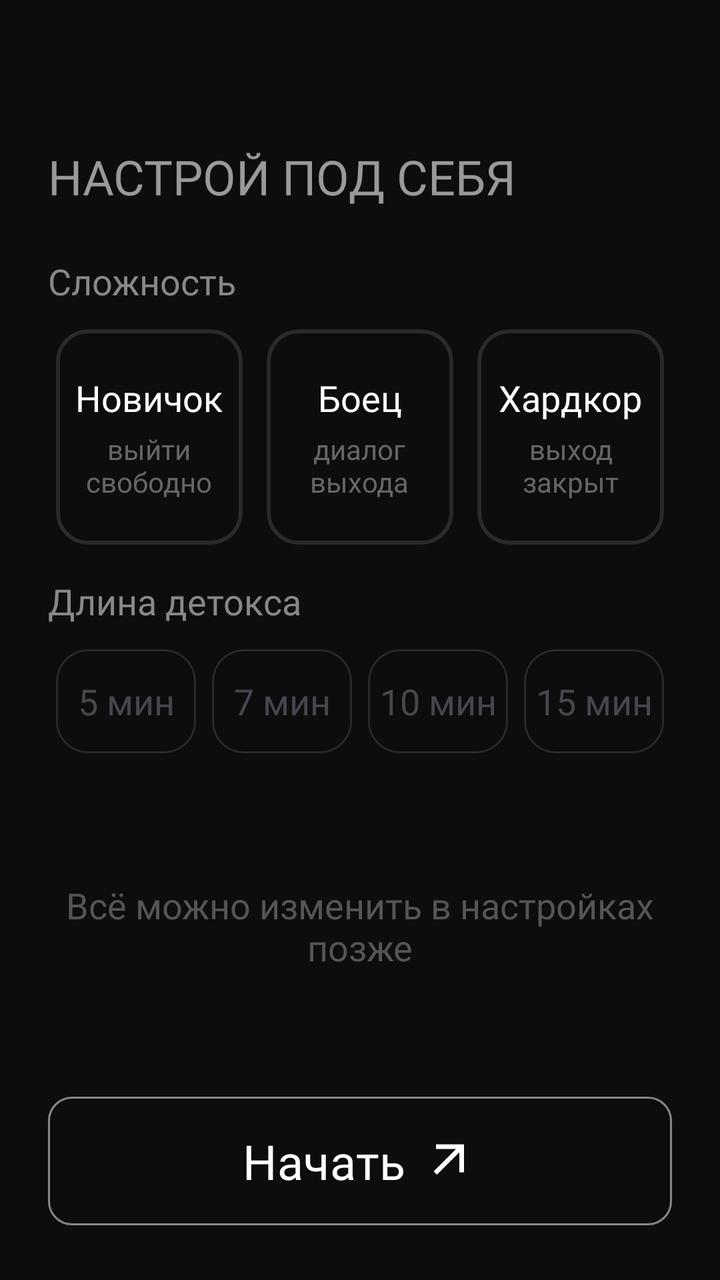
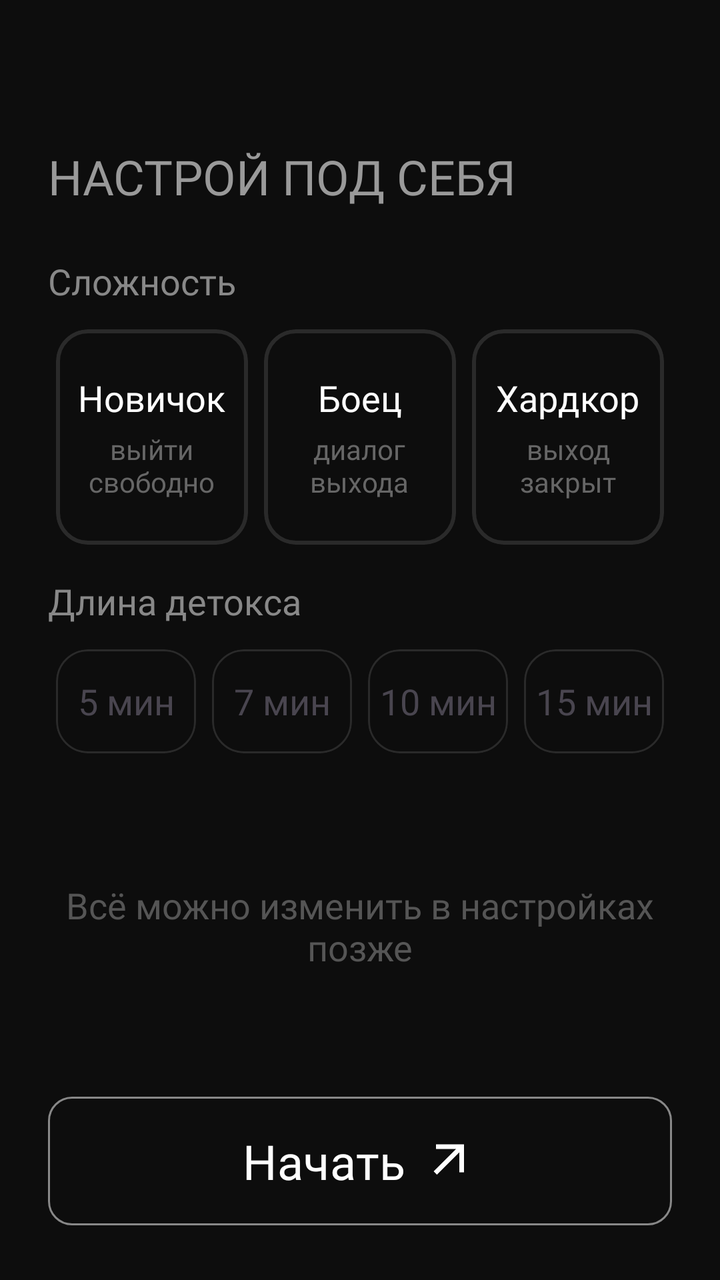

Before-and-after screenshots of an Android layout around one commit, followed by the original layout XML and the change that was made.
<!-- AndroidManifest.xml: application theme Theme.BoredomFocus -->
<!-- res/layout/onboarding_fragment_third.xml -->
<?xml version="1.0" encoding="utf-8"?>
<androidx.constraintlayout.widget.ConstraintLayout xmlns:android="http://schemas.android.com/apk/res/android"
    xmlns:app="http://schemas.android.com/apk/res-auto"
    xmlns:tools="http://schemas.android.com/tools"
    android:id="@+id/onboarding3"
    android:layout_width="match_parent"
    android:layout_height="match_parent"
    android:background="#0D0D0D"
    android:padding="24dp">

    <TextView
        android:id="@+id/tvOnboarding3Title"
        android:layout_width="wrap_content"
        android:layout_height="wrap_content"
        android:fontFamily="@font/inter_medium"
        android:text="Настрой под себя"
        android:textAllCaps="true"
        android:textColor="#999999"
        android:textSize="24sp"
        android:layout_marginTop="48dp"
        app:layout_constraintStart_toStartOf="parent"
        app:layout_constraintTop_toTopOf="parent" />

    <TextView
        android:id="@+id/tvOnboarding3Difficulty"
        android:layout_width="wrap_content"
        android:layout_height="wrap_content"
        android:text="Сложность"
        android:fontFamily="@font/inter_regular"
        android:textSize="18sp"
        android:textColor="#888888"
        android:layout_marginTop="24dp"
        android:paddingBottom="8dp"
        app:layout_constraintStart_toStartOf="parent"
        app:layout_constraintTop_toBottomOf="@+id/tvOnboarding3Title" />

    <LinearLayout
        android:id="@+id/llSettingsDifficultyButtons"
        android:layout_width="0dp"
        android:layout_height="wrap_content"
        android:orientation="horizontal"
        android:paddingHorizontal="4dp"
        android:paddingVertical="4dp"
        app:layout_constraintEnd_toEndOf="parent"
        app:layout_constraintStart_toStartOf="parent"
        app:layout_constraintTop_toBottomOf="@+id/tvOnboarding3Difficulty">

        <com.google.android.material.card.MaterialCardView
            android:id="@+id/cardDifficultyBeginner"
            android:layout_width="0dp"
            android:layout_height="wrap_content"
            android:layout_weight="1"
            app:cardBackgroundColor="@android:color/transparent"
            app:cardCornerRadius="16dp"
            app:strokeColor="@color/card_unselected"
            app:strokeWidth="2dp">

            <LinearLayout
                android:layout_width="match_parent"
                android:layout_height="match_parent"
                android:gravity="center"
                android:orientation="vertical"
                android:paddingVertical="22dp">

                <TextView
                    android:id="@+id/tvDifficultyBeginner"
                    android:layout_width="wrap_content"
                    android:layout_height="wrap_content"
                    android:fontFamily="@font/inter_bold"
                    android:text="Новичок"
                    android:textColor="@color/white"
                    android:textSize="18sp" />

                <TextView
                    android:id="@+id/tvDifficultyBeginner2"
                    android:layout_width="wrap_content"
                    android:layout_height="wrap_content"
                    android:layout_marginTop="4dp"
                    android:fontFamily="@font/inter_regular"
                    android:gravity="center"
                    android:text="выйти\nсвободно"
                    android:textColor="#666666"
                    android:textSize="14sp" />

            </LinearLayout>

        </com.google.android.material.card.MaterialCardView>

        <com.google.android.material.card.MaterialCardView
            android:id="@+id/cardDifficultyFighter"
            android:layout_width="0dp"
            android:layout_height="wrap_content"
            android:layout_marginStart="12dp"
            android:layout_marginEnd="12dp"
            android:layout_weight="1"
            app:cardBackgroundColor="@android:color/transparent"
            app:cardCornerRadius="16dp"
            app:strokeColor="@color/card_unselected"
            app:strokeWidth="2dp">

            <LinearLayout
                android:layout_width="match_parent"
                android:layout_height="match_parent"
                android:gravity="center"
                android:orientation="vertical"
                android:paddingVertical="22dp">

                <TextView
                    android:id="@+id/tvDifficultyFighter"
                    android:layout_width="wrap_content"
                    android:layout_height="wrap_content"
                    android:fontFamily="@font/inter_bold"
                    android:text="Боец"
                    android:textColor="@color/white"
                    android:textSize="18sp" />

                <TextView
                    android:id="@+id/tvDifficultyFighter2"
                    android:layout_width="wrap_content"
                    android:layout_height="wrap_content"
                    android:layout_marginTop="4dp"
                    android:fontFamily="@font/inter_regular"
                    android:gravity="center"
                    android:text="диалог\nвыхода"
                    android:textColor="#666666"
                    android:textSize="14sp" />

            </LinearLayout>

        </com.google.android.material.card.MaterialCardView>

        <com.google.android.material.card.MaterialCardView
            android:id="@+id/cardDifficultyHardcore"
            android:layout_width="0dp"
            android:layout_height="wrap_content"
            android:layout_weight="1"
            app:cardBackgroundColor="@android:color/transparent"
            app:cardCornerRadius="16dp"
            app:strokeColor="@color/card_unselected"
            app:strokeWidth="2dp">

            <LinearLayout
                android:layout_width="match_parent"
                android:layout_height="match_parent"
                android:gravity="center"
                android:orientation="vertical"
                android:paddingVertical="22dp">

                <TextView
                    android:id="@+id/tvDifficultyHardcore"
                    android:layout_width="wrap_content"
                    android:layout_height="wrap_content"
                    android:fontFamily="@font/inter_bold"
                    android:text="Хардкор"
                    android:textColor="@color/white"
                    android:textSize="18sp" />

                <TextView
                    android:id="@+id/tvDifficultyHardcore2"
                    android:layout_width="wrap_content"
                    android:layout_height="wrap_content"
                    android:layout_marginTop="4dp"
                    android:fontFamily="@font/inter_regular"
                    android:gravity="center"
                    android:text="выход\nзакрыт"
                    android:textColor="#666666"
                    android:textSize="14sp" />

            </LinearLayout>

        </com.google.android.material.card.MaterialCardView>

    </LinearLayout>

    <TextView
        android:id="@+id/tvOnboarding3DetoxDuration"
        android:layout_width="wrap_content"
        android:layout_height="wrap_content"
        android:fontFamily="@font/inter_regular"
        android:paddingBottom="8dp"
        android:text="Длина детокса"
        android:textColor="#888888"
        android:textSize="18sp"
        android:layout_marginTop="12dp"
        app:layout_constraintStart_toStartOf="parent"
        app:layout_constraintTop_toBottomOf="@+id/llSettingsDifficultyButtons" />

    <LinearLayout
        android:id="@+id/llSettingsTimeButtons"
        android:layout_width="0dp"
        android:layout_height="wrap_content"
        android:orientation="horizontal"
        android:paddingVertical="4dp"
        app:layout_constraintEnd_toEndOf="parent"
        app:layout_constraintStart_toStartOf="parent"
        app:layout_constraintTop_toBottomOf="@+id/tvOnboarding3DetoxDuration">

        <com.google.android.material.card.MaterialCardView
            android:id="@+id/cardTimeFive"
            style="@style/DurationChoiceStyle2"
            android:layout_weight="1">

            <TextView
                android:layout_width="match_parent"
                android:layout_height="match_parent"
                android:fontFamily="@font/inter_medium"
                android:gravity="center"
                android:text="5 мин"
                android:textSize="18sp" />

        </com.google.android.material.card.MaterialCardView>

        <com.google.android.material.card.MaterialCardView
            android:id="@+id/cardTimeSeven"
            style="@style/DurationChoiceStyle2"
            android:layout_weight="1">

            <TextView
                android:layout_width="match_parent"
                android:layout_height="match_parent"
                android:fontFamily="@font/inter_medium"
                android:gravity="center"
                android:text="7 мин"
                android:textSize="18sp" />

        </com.google.android.material.card.MaterialCardView>

        <com.google.android.material.card.MaterialCardView
            android:id="@+id/cardTimeTen"
            style="@style/DurationChoiceStyle2"
            android:layout_weight="1">

            <TextView
                android:layout_width="match_parent"
                android:layout_height="match_parent"
                android:fontFamily="@font/inter_medium"
                android:gravity="center"
                android:text="10 мин"
                android:textSize="18sp" />

        </com.google.android.material.card.MaterialCardView>

        <com.google.android.material.card.MaterialCardView
            android:id="@+id/cardTimeFifteen"
            style="@style/DurationChoiceStyle2"
            android:layout_weight="1">

            <TextView
                android:layout_width="match_parent"
                android:layout_height="match_parent"
                android:fontFamily="@font/inter_medium"
                android:gravity="center"
                android:text="15 мин"
                android:textSize="18sp" />

        </com.google.android.material.card.MaterialCardView>

    </LinearLayout>

    <TextView
        android:id="@+id/tvOnboarding3Description"
        android:layout_width="wrap_content"
        android:layout_height="wrap_content"
        android:fontFamily="@font/inter_medium"
        android:text="Всё можно изменить в настройках позже"
        android:textAlignment="center"
        android:textColor="#555555"
        android:textSize="18sp"
        app:layout_constraintBottom_toTopOf="@+id/lineOnboarding3"
        app:layout_constraintEnd_toEndOf="parent"
        app:layout_constraintStart_toStartOf="parent"
        app:layout_constraintTop_toBottomOf="@+id/llSettingsTimeButtons" />

    <androidx.constraintlayout.widget.Guideline
        android:id="@+id/lineOnboarding3"
        android:layout_width="match_parent"
        android:layout_height="match_parent"
        android:orientation="horizontal"
        app:layout_constraintGuide_percent="0.88"/>

    <com.google.android.material.button.MaterialButton
        android:id="@+id/btnOnboarding3Start"
        android:layout_width="match_parent"
        android:layout_height="wrap_content"
        android:backgroundTint="#0D0D0D"
        android:fontFamily="@font/inter_bold"
        android:paddingVertical="16dp"
        android:text="Начать"
        android:textColor="@color/white"
        android:textSize="24sp"
        app:cornerRadius="12dp"
        app:icon="@drawable/ic_arrow_right_up"
        app:iconGravity="textEnd"
        app:iconSize="28dp"
        app:iconTint="@color/white"
        app:layout_constraintBottom_toBottomOf="parent"
        app:layout_constraintEnd_toEndOf="parent"
        app:layout_constraintHorizontal_bias="0.5"
        app:layout_constraintStart_toStartOf="parent"
        app:layout_constraintTop_toTopOf="@+id/lineOnboarding3"
        app:strokeColor="#888888"
        app:strokeWidth="1dp" />

</androidx.constraintlayout.widget.ConstraintLayout>
<!-- resources referenced by this layout -->
<resources>
  <color name="card_unselected">#2A2A2A</color>
  <color name="white">#FFFFFFFF</color>
  <!-- drawable ic_arrow_right_up (drawable) -->
  <vector xmlns:android="http://schemas.android.com/apk/res/android" android:autoMirrored="true" android:height="24dp" android:tint="#000000" android:viewportHeight="960" android:viewportWidth="960" android:width="24dp">
        
      <path android:fillColor="@android:color/white" android:pathData="M256,720L200,664L584,280L240,280L240,200L720,200L720,680L640,680L640,336L256,720Z"/>
      
  </vector>
  <style name="DurationChoiceStyle2">
          <item name="android:layout_width">0dp</item>
          <item name="android:layout_height">52dp</item>
          <item name="android:layout_marginEnd">4dp</item>
          <item name="android:layout_marginStart">4dp</item>
  
          <item name="cardCornerRadius">16dp</item>
          <item name="cardBackgroundColor">@android:color/transparent</item>
  
          <item name="strokeWidth">1dp</item>
          <item name="strokeColor">#2A2A2A</item>
  
      </style>
  <style name="Theme.BoredomFocus" parent="Base.Theme.BoredomFocus" />
  <style name="Base.Theme.BoredomFocus" parent="Theme.Material3.DayNight.NoActionBar">
          
          
      </style>
</resources>

<!-- the commit's change to res/layout/onboarding_fragment_third.xml (unified diff, before → after) -->
@@ -39,8 +39,6 @@
         android:layout_width="0dp"
         android:layout_height="wrap_content"
         android:orientation="horizontal"
-        android:paddingHorizontal="4dp"
-        android:paddingVertical="4dp"
         app:layout_constraintEnd_toEndOf="parent"
         app:layout_constraintStart_toStartOf="parent"
         app:layout_constraintTop_toBottomOf="@+id/tvOnboarding3Difficulty">
@@ -53,7 +51,10 @@
             app:cardBackgroundColor="@android:color/transparent"
             app:cardCornerRadius="16dp"
             app:strokeColor="@color/card_unselected"
-            app:strokeWidth="2dp">
+            app:strokeWidth="2dp"
+            android:layout_marginStart="4dp"
+            android:layout_marginTop="4dp"
+            android:layout_marginBottom="4dp">
 
             <LinearLayout
                 android:layout_width="match_parent"
@@ -90,13 +91,15 @@
             android:id="@+id/cardDifficultyFighter"
             android:layout_width="0dp"
             android:layout_height="wrap_content"
-            android:layout_marginStart="12dp"
-            android:layout_marginEnd="12dp"
+            android:layout_marginStart="8dp"
+            android:layout_marginEnd="8dp"
             android:layout_weight="1"
             app:cardBackgroundColor="@android:color/transparent"
             app:cardCornerRadius="16dp"
             app:strokeColor="@color/card_unselected"
-            app:strokeWidth="2dp">
+            app:strokeWidth="2dp"
+            android:layout_marginTop="4dp"
+            android:layout_marginBottom="4dp">
 
             <LinearLayout
                 android:layout_width="match_parent"
@@ -137,7 +140,10 @@
             app:cardBackgroundColor="@android:color/transparent"
             app:cardCornerRadius="16dp"
             app:strokeColor="@color/card_unselected"
-            app:strokeWidth="2dp">
+            app:strokeWidth="2dp"
+            android:layout_marginEnd="4dp"
+            android:layout_marginTop="4dp"
+            android:layout_marginBottom="4dp">
 
             <LinearLayout
                 android:layout_width="match_parent"
@@ -190,7 +196,6 @@
         android:layout_width="0dp"
         android:layout_height="wrap_content"
         android:orientation="horizontal"
-        android:paddingVertical="4dp"
         app:layout_constraintEnd_toEndOf="parent"
         app:layout_constraintStart_toStartOf="parent"
         app:layout_constraintTop_toBottomOf="@+id/tvOnboarding3DetoxDuration">
@@ -198,7 +203,9 @@
         <com.google.android.material.card.MaterialCardView
             android:id="@+id/cardTimeFive"
             style="@style/DurationChoiceStyle2"
-            android:layout_weight="1">
+            android:layout_weight="1"
+            android:layout_marginTop="4dp"
+            android:layout_marginBottom="4dp">
 
             <TextView
                 android:layout_width="match_parent"
@@ -213,7 +220,9 @@
         <com.google.android.material.card.MaterialCardView
             android:id="@+id/cardTimeSeven"
             style="@style/DurationChoiceStyle2"
-            android:layout_weight="1">
+            android:layout_weight="1"
+            android:layout_marginTop="4dp"
+            android:layout_marginBottom="4dp">
 
             <TextView
                 android:layout_width="match_parent"
@@ -228,7 +237,9 @@
         <com.google.android.material.card.MaterialCardView
             android:id="@+id/cardTimeTen"
             style="@style/DurationChoiceStyle2"
-            android:layout_weight="1">
+            android:layout_weight="1"
+            android:layout_marginTop="4dp"
+            android:layout_marginBottom="4dp">
 
             <TextView
                 android:layout_width="match_parent"
@@ -243,7 +254,9 @@
         <com.google.android.material.card.MaterialCardView
             android:id="@+id/cardTimeFifteen"
             style="@style/DurationChoiceStyle2"
-            android:layout_weight="1">
+            android:layout_weight="1"
+            android:layout_marginTop="4dp"
+            android:layout_marginBottom="4dp">
 
             <TextView
                 android:layout_width="match_parent"
